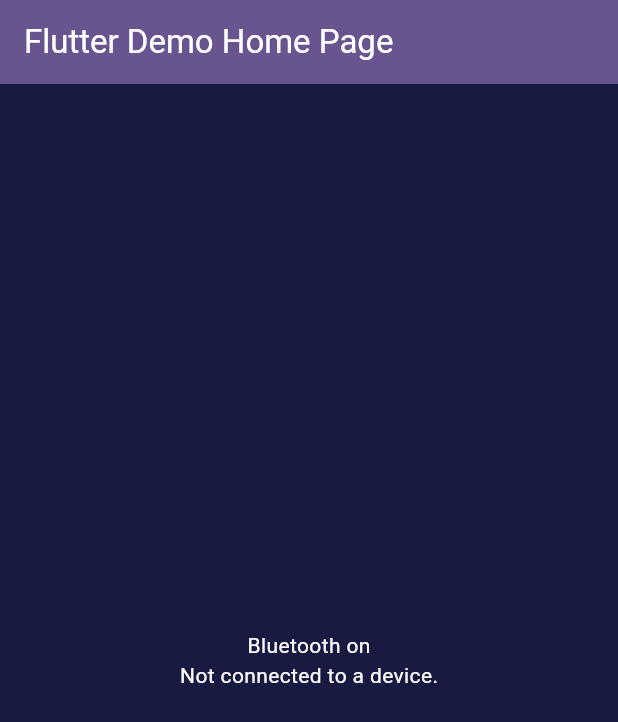
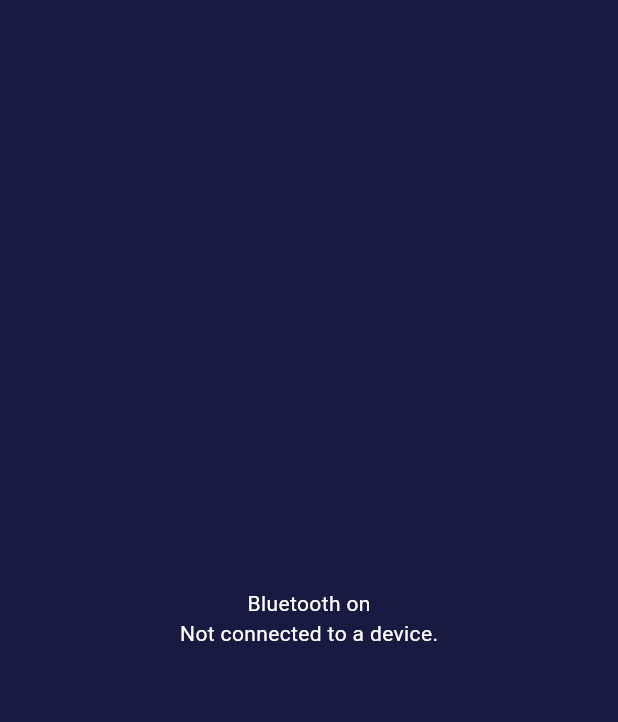
Before and after one commit to dominickendrick/polar-explorer, a Flutter app: the screen it shows after launch, on a phone screen of 412 x 824 dp. Shown: the top 722 px of the screen. Run offline on Flutter 3.47's test engine with Material 3 defaults, Android fonts, the phone set to English and light mode, and no system bars; our stand-ins replace flutter_blue_plus, permission_handler.

Commit message:
Remove app bar

```diff
--- a/lib/main.dart
+++ b/lib/main.dart
@@ -81,21 +81,21 @@
           labelSmall: TextStyle(color: Colors.white),
         ),
       ),
-      home: const MyHomePage(title: 'Flutter Demo Home Page'),
+      home: const HomeScreen(title: 'Flutter Demo Home Page'),
     );
   }
 }
 
-class MyHomePage extends StatefulWidget {
-  const MyHomePage({super.key, required this.title});
+class HomeScreen extends StatefulWidget {
+  const HomeScreen({super.key, required this.title});
 
   final String title;
 
   @override
-  State<MyHomePage> createState() => _MyHomePageState();
+  State<HomeScreen> createState() => _HomeScreenState();
 }
 
-class _MyHomePageState extends State<MyHomePage> {
+class _HomeScreenState extends State<HomeScreen> {
   bool _bluetoothState = false;
   UserBluetoothDevice? selectedDeviceId;
   BluetoothConnectionState? _connectionState;
@@ -204,10 +204,6 @@
   @override
   Widget build(BuildContext context) {
     return Scaffold(
-      appBar: AppBar(
-        backgroundColor: Theme.of(context).colorScheme.inversePrimary,
-        title: Text(widget.title),
-      ),
       body: Center(
         child: Column(
           mainAxisAlignment: .center,
```
